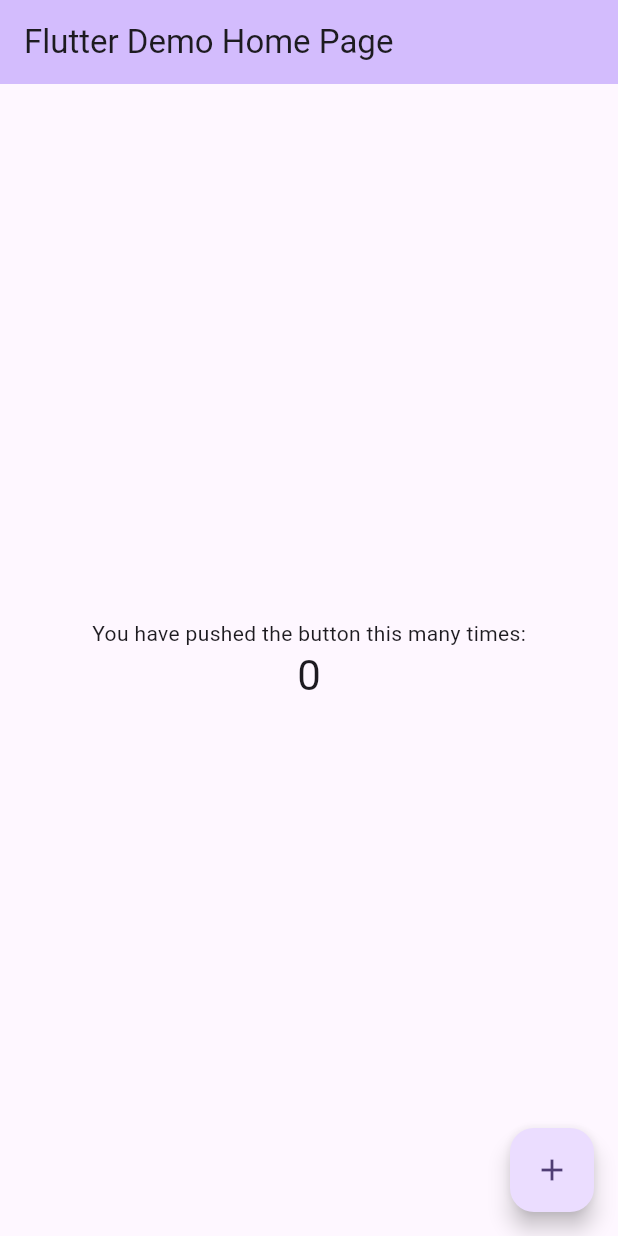
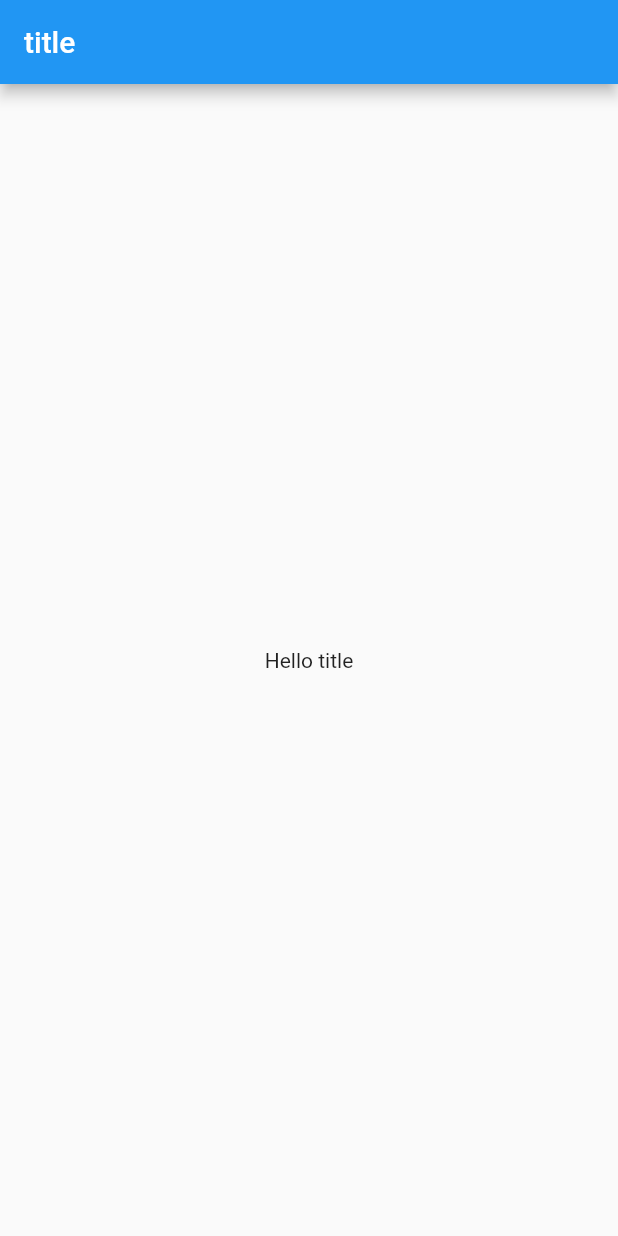
Before and after one commit to zwtin/manhole_card_navi, a Flutter app: the screen it shows after launch, on a phone screen of 412 x 824 dp. Run offline on Flutter 3.47's test engine with Material 2 defaults, Android fonts, the phone set to English and light mode, and no system bars.

```diff
--- /dev/null
+++ b/lib/app.dart
@@ -0,0 +1,44 @@
+import 'package:flutter/foundation.dart';
+import 'package:flutter/material.dart';
+
+import 'flavors.dart';
+import 'pages/my_home_page.dart';
+
+class App extends StatelessWidget {
+
+  const App({Key? key}) : super(key: key);
+
+  @override
+  Widget build(BuildContext context) {
+    return MaterialApp(
+      title: F.title,
+      theme: ThemeData(
+        primarySwatch: Colors.blue,
+      ),
+      home: _flavorBanner(
+        child: MyHomePage(),
+        show: kDebugMode,
+      ),
+    );
+  }
+
+  Widget _flavorBanner({
+    required Widget child,
+    bool show = true,
+  }) =>
+      show
+          ? Banner(
+        child: child,
+        location: BannerLocation.topStart,
+        message: F.name,
+        color: Colors.green.withOpacity(0.6),
+        textStyle: TextStyle(
+            fontWeight: FontWeight.w700,
+            fontSize: 12.0,
+            letterSpacing: 1.0),
+        textDirection: TextDirection.ltr,
+      )
+          : Container(
+        child: child,
+      );
+}
--- /dev/null
+++ b/lib/flavors.dart
@@ -0,0 +1,22 @@
+enum Flavor {
+  development,
+  production,
+}
+
+class F {
+  static Flavor? appFlavor;
+
+  static String get name => appFlavor?.name ?? '';
+
+  static String get title {
+    switch (appFlavor) {
+      case Flavor.development:
+        return 'マンナビDev';
+      case Flavor.production:
+        return 'マンナビ';
+      default:
+        return 'title';
+    }
+  }
+
+}
--- a/lib/main.dart
+++ b/lib/main.dart
@@ -1,125 +1,7 @@
+import 'dart:async';
 import 'package:flutter/material.dart';
+import 'app.dart';
 
-void main() {
-  runApp(const MyApp());
+FutureOr<void> main() async {
+  runApp(const App());
 }
-
-class MyApp extends StatelessWidget {
-  const MyApp({super.key});
-
-  // This widget is the root of your application.
-  @override
-  Widget build(BuildContext context) {
-    return MaterialApp(
-      title: 'Flutter Demo',
-      theme: ThemeData(
-        // This is the theme of your application.
-        //
-        // TRY THIS: Try running your application with "flutter run". You'll see
-        // the application has a blue toolbar. Then, without quitting the app,
-        // try changing the seedColor in the colorScheme below to Colors.green
-        // and then invoke "hot reload" (save your changes or press the "hot
-        // reload" button in a Flutter-supported IDE, or press "r" if you used
-        // the command line to start the app).
-        //
-        // Notice that the counter didn't reset back to zero; the application
-        // state is not lost during the reload. To reset the state, use hot
-        // restart instead.
-        //
-        // This works for code too, not just values: Most code changes can be
-        // tested with just a hot reload.
-        colorScheme: ColorScheme.fromSeed(seedColor: Colors.deepPurple),
-        useMaterial3: true,
-      ),
-      home: const MyHomePage(title: 'Flutter Demo Home Page'),
-    );
-  }
-}
-
-class MyHomePage extends StatefulWidget {
-  const MyHomePage({super.key, required this.title});
-
-  // This widget is the home page of your application. It is stateful, meaning
-  // that it has a State object (defined below) that contains fields that affect
-  // how it looks.
-
-  // This class is the configuration for the state. It holds the values (in this
-  // case the title) provided by the parent (in this case the App widget) and
-  // used by the build method of the State. Fields in a Widget subclass are
-  // always marked "final".
-
-  final String title;
-
-  @override
-  State<MyHomePage> createState() => _MyHomePageState();
-}
-
-class _MyHomePageState extends State<MyHomePage> {
-  int _counter = 0;
-
-  void _incrementCounter() {
-    setState(() {
-      // This call to setState tells the Flutter framework that something has
-      // changed in this State, which causes it to rerun the build method below
-      // so that the display can reflect the updated values. If we changed
-      // _counter without calling setState(), then the build method would not be
-      // called again, and so nothing would appear to happen.
-      _counter++;
-    });
-  }
-
-  @override
-  Widget build(BuildContext context) {
-    // This method is rerun every time setState is called, for instance as done
-    // by the _incrementCounter method above.
-    //
-    // The Flutter framework has been optimized to make rerunning build methods
-    // fast, so that you can just rebuild anything that needs updating rather
-    // than having to individually change instances of widgets.
-    return Scaffold(
-      appBar: AppBar(
-        // TRY THIS: Try changing the color here to a specific color (to
-        // Colors.amber, perhaps?) and trigger a hot reload to see the AppBar
-        // change color while the other colors stay the same.
-        backgroundColor: Theme.of(context).colorScheme.inversePrimary,
-        // Here we take the value from the MyHomePage object that was created by
-        // the App.build method, and use it to set our appbar title.
-        title: Text(widget.title),
-      ),
-      body: Center(
-        // Center is a layout widget. It takes a single child and positions it
-        // in the middle of the parent.
-        child: Column(
-          // Column is also a layout widget. It takes a list of children and
-          // arranges them vertically. By default, it sizes itself to fit its
-          // children horizontally, and tries to be as tall as its parent.
-          //
-          // Column has various properties to control how it sizes itself and
-          // how it positions its children. Here we use mainAxisAlignment to
-          // center the children vertically; the main axis here is the vertical
-          // axis because Columns are vertical (the cross axis would be
-          // horizontal).
-          //
-          // TRY THIS: Invoke "debug painting" (choose the "Toggle Debug Paint"
-          // action in the IDE, or press "p" in the console), to see the
-          // wireframe for each widget.
-          mainAxisAlignment: MainAxisAlignment.center,
-          children: <Widget>[
-            const Text(
-              'You have pushed the button this many times:',
-            ),
-            Text(
-              '$_counter',
-              style: Theme.of(context).textTheme.headlineMedium,
-            ),
-          ],
-        ),
-      ),
-      floatingActionButton: FloatingActionButton(
-        onPressed: _incrementCounter,
-        tooltip: 'Increment',
-        child: const Icon(Icons.add),
-      ), // This trailing comma makes auto-formatting nicer for build methods.
-    );
-  }
-}
--- /dev/null
+++ b/lib/pages/my_home_page.dart
@@ -0,0 +1,18 @@
+import 'package:flutter/material.dart';
+import '../flavors.dart';
+
+class MyHomePage extends StatelessWidget {
+  @override
+  Widget build(BuildContext context) {
+    return Scaffold(
+      appBar: AppBar(
+        title: Text(F.title),
+      ),
+      body: Center(
+        child: Text(
+          'Hello ${F.title}',
+        ),
+      ),
+    );
+  }
+}
```
Also changed, not shown: flavorizr.yaml (added, +32 -0 lines), lib/main_development.dart (added, +8 -0 lines), lib/main_production.dart (added, +8 -0 lines), pubspec.yaml (+21 -1 lines), pubspec.lock, 73 other files.
